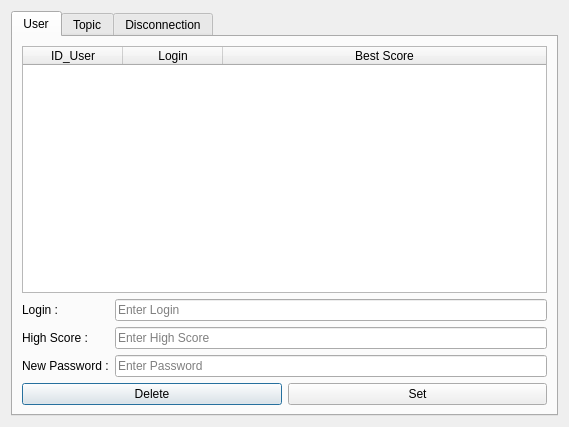
Qt form mainmenu.ui (G4bleb/salt-n-pepper) before a commit.
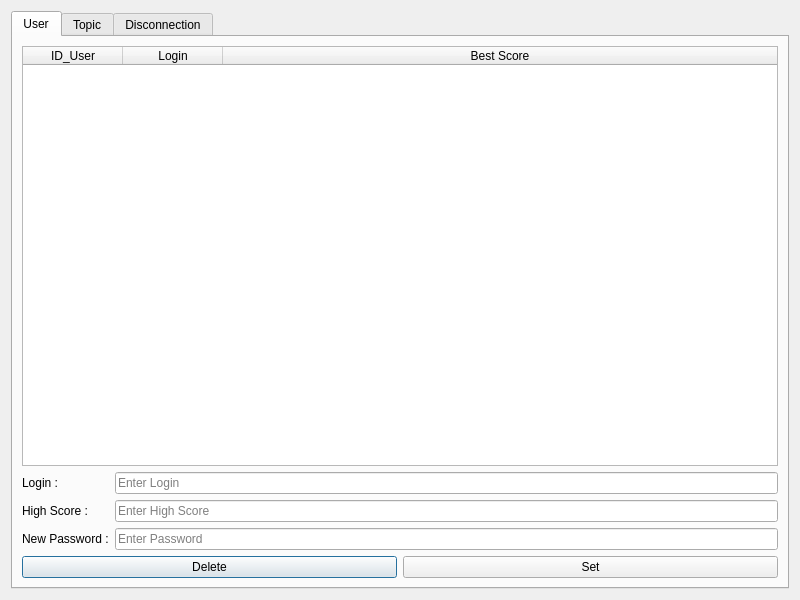
The same form after that commit. The open tabs and pages were chosen to show the change.

What changed in the file:
```diff
--- a/mainmenu.ui
+++ b/mainmenu.ui
@@ -6,8 +6,8 @@
    <rect>
     <x>0</x>
     <y>0</y>
-    <width>569</width>
-    <height>427</height>
+    <width>800</width>
+    <height>600</height>
    </rect>
   </property>
   <property name="windowTitle">
```
Left out of the diff: 2 changed lines with no effect on the pictures.
